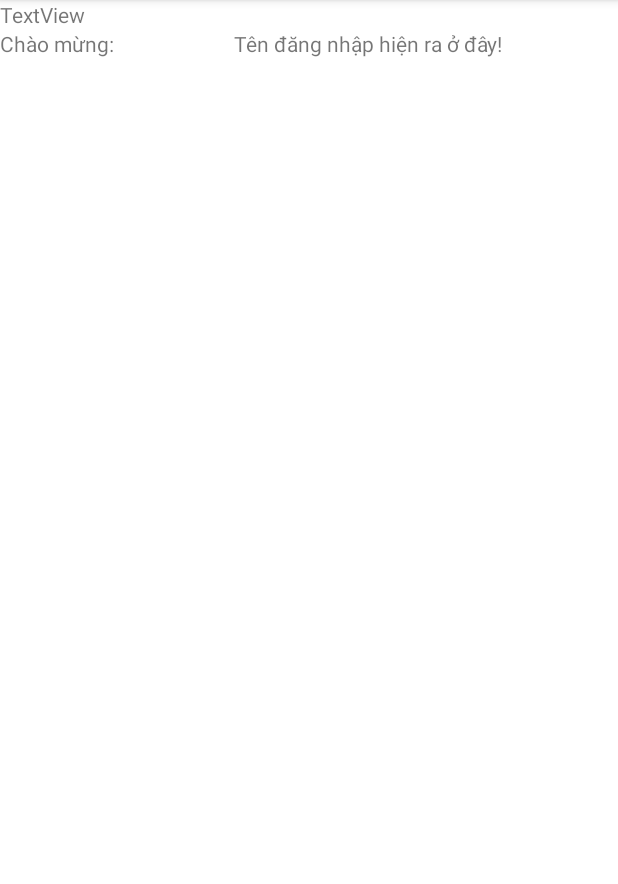
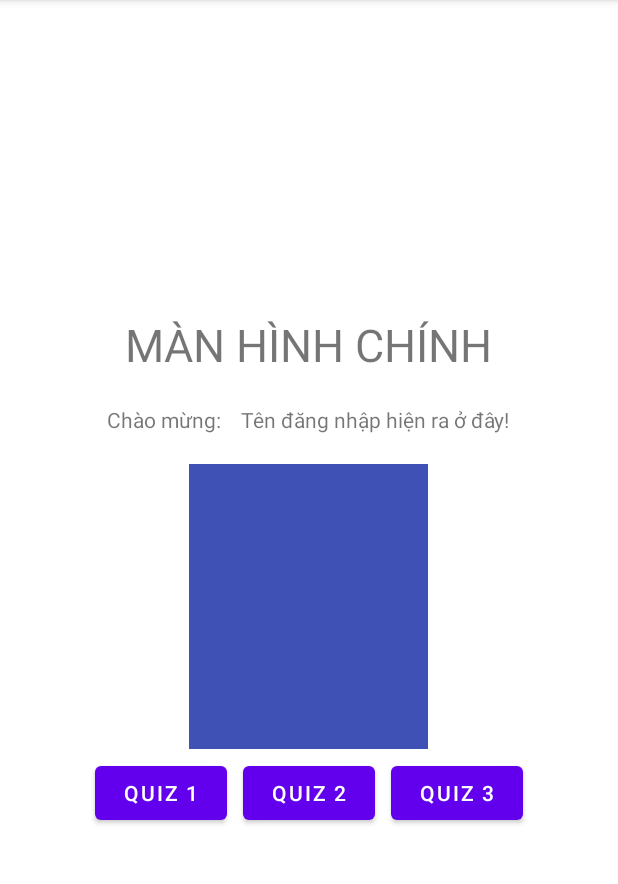
Before and after one commit to MinhQuan1808/62133209-AndroidProgramming, an Android app: the HomeActivity screen opened directly, with no data from a screen before it, on a phone screen of 412 x 824 dp, the part 84-968 px from its top. Run offline under Robolectric (Android 15) with nearby library versions, the phone set to English and light mode, and no system bars.

Commit message:
Cap nhat Ex7 lan 4

```diff
--- a/Ex7_IntentLogin/app/src/main/java/ntu/quanndm/ex7_intentlogin/MainActivity.java
+++ b/Ex7_IntentLogin/app/src/main/java/ntu/quanndm/ex7_intentlogin/MainActivity.java
@@ -10,5 +10,6 @@ public class MainActivity extends AppCompatActivity {
     protected void onCreate(Bundle savedInstanceState) {
         super.onCreate(savedInstanceState);
         setContentView(R.layout.activity_main);
+
     }
 }
--- a/Ex7_IntentLogin/app/src/main/res/layout/activity_home.xml
+++ b/Ex7_IntentLogin/app/src/main/res/layout/activity_home.xml
@@ -5,18 +5,21 @@
     android:layout_width="match_parent"
     android:layout_height="match_parent"
     android:orientation="vertical"
+    android:gravity="center_horizontal|center_vertical"
     tools:context=".HomeActivity">
 
     <TextView
         android:id="@+id/textView6"
         android:layout_width="wrap_content"
         android:layout_height="wrap_content"
-        android:text="TextView" />
+        android:text="MÀN HÌNH CHÍNH"
+        android:textSize="30dp" />
 
     <LinearLayout
-        android:layout_width="match_parent"
+        android:layout_width="wrap_content"
         android:layout_height="wrap_content"
-        android:orientation="horizontal">
+        android:orientation="horizontal"
+        android:padding="20dp">
 
         <TextView
             android:id="@+id/textView7"
@@ -30,6 +33,43 @@
             android:layout_width="wrap_content"
             android:layout_height="wrap_content"
             android:layout_weight="1"
+            android:paddingLeft="10dp"
             android:text="Tên đăng nhập hiện ra ở đây!" />
     </LinearLayout>
+
+    <ImageView
+        android:id="@+id/imageView"
+        android:layout_width="159dp"
+        android:layout_height="190dp"
+        android:background="#3F51B5"
+        tools:srcCompat="@tools:sample/backgrounds/scenic" />
+
+    <LinearLayout
+        android:layout_width="match_parent"
+        android:layout_height="wrap_content"
+        android:gravity="center_horizontal"
+        android:orientation="horizontal">
+
+        <Button
+            android:id="@+id/button"
+            android:layout_width="wrap_content"
+            android:layout_height="wrap_content"
+            android:layout_margin="5dp"
+            android:text="Quiz 1" />
+
+        <Button
+            android:id="@+id/button2"
+            android:layout_width="wrap_content"
+            android:layout_height="wrap_content"
+            android:layout_margin="5dp"
+            android:text="Quiz 2" />
+
+        <Button
+            android:id="@+id/button3"
+            android:layout_width="wrap_content"
+            android:layout_height="wrap_content"
+            android:layout_margin="5dp"
+            android:text="Quiz 3" />
+
+    </LinearLayout>
 </LinearLayout>
```
